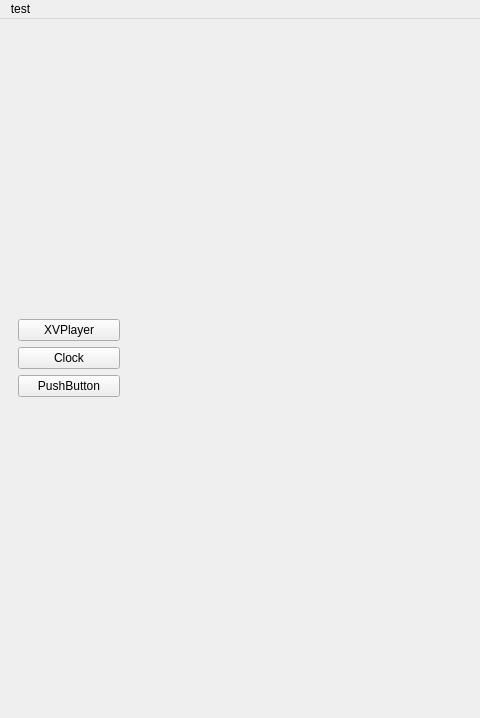
Before: the Qt Designer form 4-QtTest/1-Project/4-XVPlayer/MainWindow.ui in gtoo8888/-C-, drawn with Qt 5; both pictures show x 0 to 480 and y 0 to 718 of the 776 by 718 pixel window.
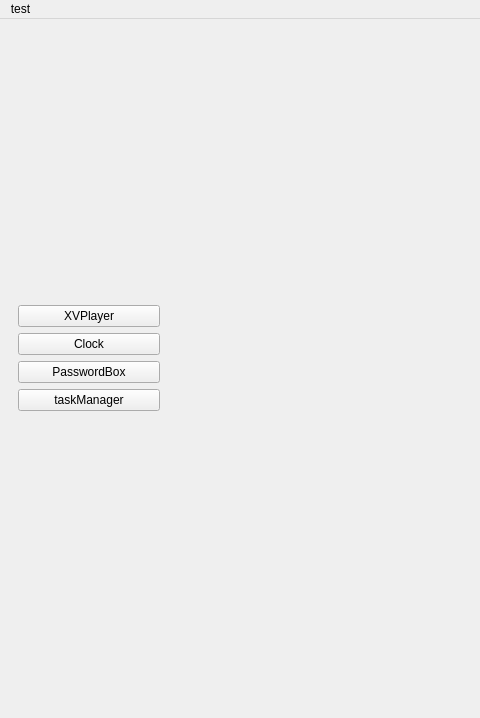
After: the same form once the commit is applied.

Diff of the .ui file:
```diff
--- a/4-QtTest/1-Project/4-XVPlayer/MainWindow.ui
+++ b/4-QtTest/1-Project/4-XVPlayer/MainWindow.ui
@@ -19,7 +19,7 @@
      <widget class="QWidget" name="widget" native="true">
       <property name="maximumSize">
        <size>
-        <width>120</width>
+        <width>160</width>
         <height>16777215</height>
        </size>
       </property>
@@ -54,7 +54,14 @@
        <item>
         <widget class="QPushButton" name="pushButton_3">
          <property name="text">
-          <string>PushButton</string>
+          <string>PasswordBox</string>
+         </property>
+        </widget>
+       </item>
+       <item>
+        <widget class="QPushButton" name="btnTaskManger">
+         <property name="text">
+          <string>taskManager</string>
          </property>
         </widget>
        </item>
```
Left out of the diff: 4 changed lines with no effect on the pictures.
